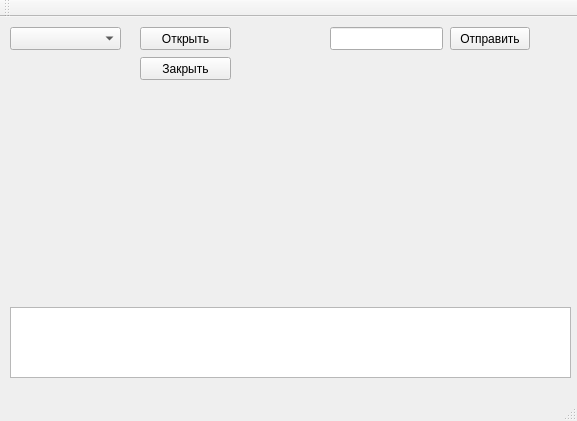
First picture: the form in mainwindow.ui, repository inthedark122/uart_my, before the edit.
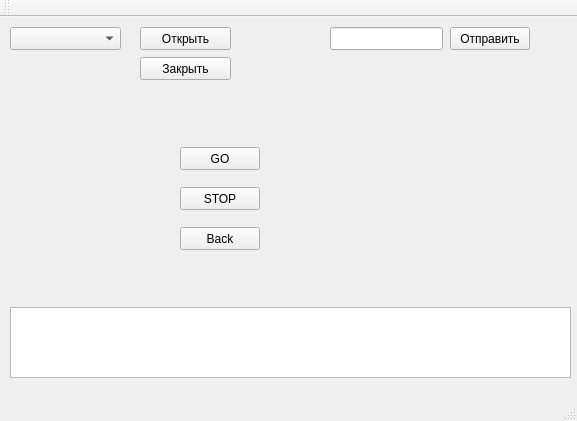
Second picture: the form after the edit.

What changed in the file:
```diff
--- a/mainwindow.ui
+++ b/mainwindow.ui
@@ -83,6 +83,45 @@
      </rect>
     </property>
    </widget>
+   <widget class="QPushButton" name="robot_stop">
+    <property name="geometry">
+     <rect>
+      <x>180</x>
+      <y>170</y>
+      <width>80</width>
+      <height>23</height>
+     </rect>
+    </property>
+    <property name="text">
+     <string>STOP</string>
+    </property>
+   </widget>
+   <widget class="QPushButton" name="robot_go">
+    <property name="geometry">
+     <rect>
+      <x>180</x>
+      <y>130</y>
+      <width>80</width>
+      <height>23</height>
+     </rect>
+    </property>
+    <property name="text">
+     <string>GO</string>
+    </property>
+   </widget>
+   <widget class="QPushButton" name="robot_back">
+    <property name="geometry">
+     <rect>
+      <x>180</x>
+      <y>210</y>
+      <width>80</width>
+      <height>23</height>
+     </rect>
+    </property>
+    <property name="text">
+     <string>Back</string>
+    </property>
+   </widget>
   </widget>
   <widget class="QMenuBar" name="menuBar">
    <property name="geometry">
```
